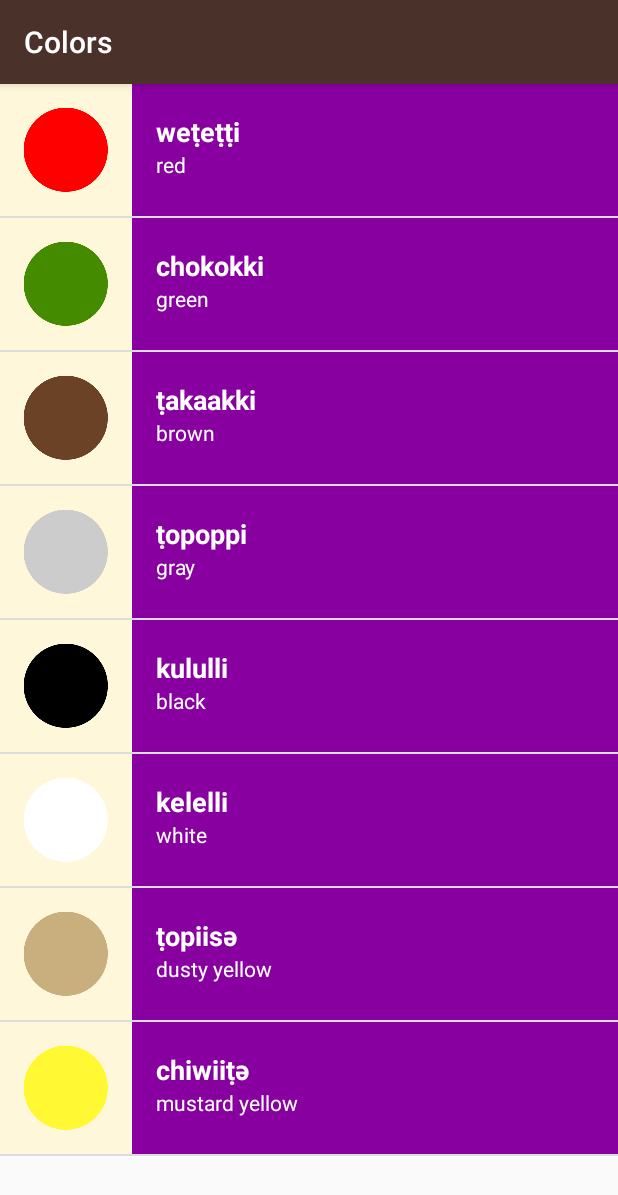
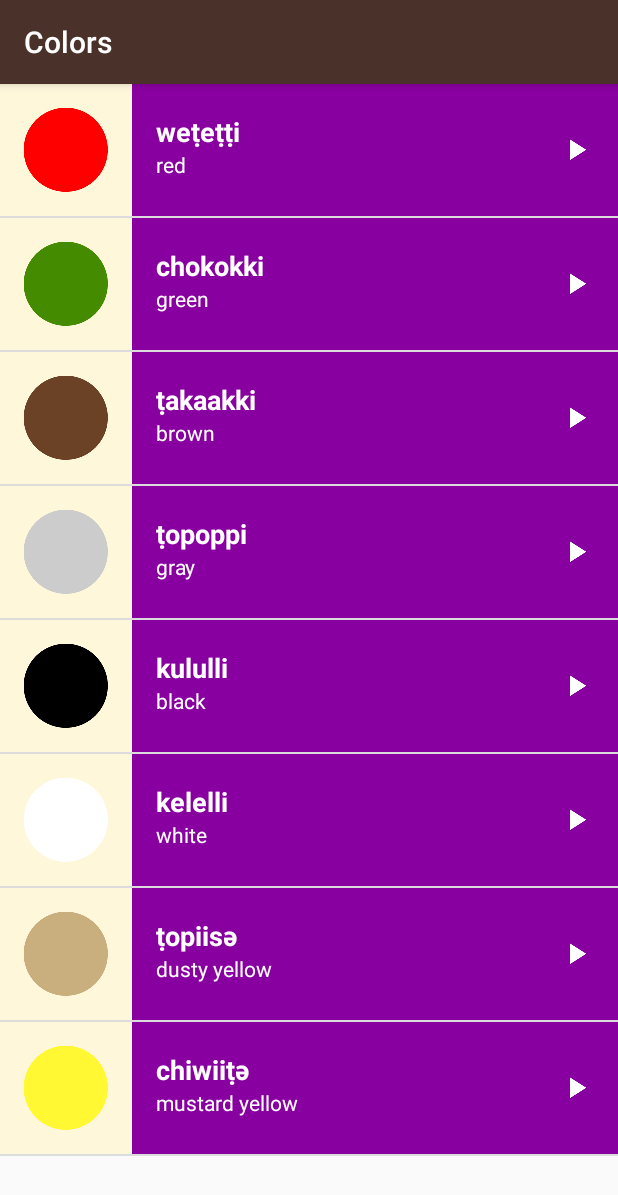
Before and after one commit to joel-g/miwok, an Android app: the ColorsActivity screen opened directly, with no data from a screen before it, on a phone screen of 412 x 824 dp. Shown: the top 1195 px of the screen. Run offline under Robolectric (Android 15) with nearby library versions, the phone set to English and light mode, and no system bars.

Commit message:
adds play buttons to the layout

```diff
--- a/app/src/main/res/layout/list_item.xml
+++ b/app/src/main/res/layout/list_item.xml
@@ -20,7 +20,8 @@
         android:layout_width="wrap_content"
         android:layout_height="match_parent"
         android:paddingLeft="16dp"
-        android:orientation="vertical">
+        android:orientation="vertical"
+        android:layout_weight="1">
 
 
         <TextView
@@ -43,4 +44,11 @@
 
     </LinearLayout>
 
+    <ImageView
+        android:layout_gravity="center_vertical"
+        android:layout_width="wrap_content"
+        android:layout_height="wrap_content"
+        android:layout_marginRight="16dp"
+        android:src="@drawable/ic_play_arrow_white_24dp"/>
+
 </LinearLayout>
```
